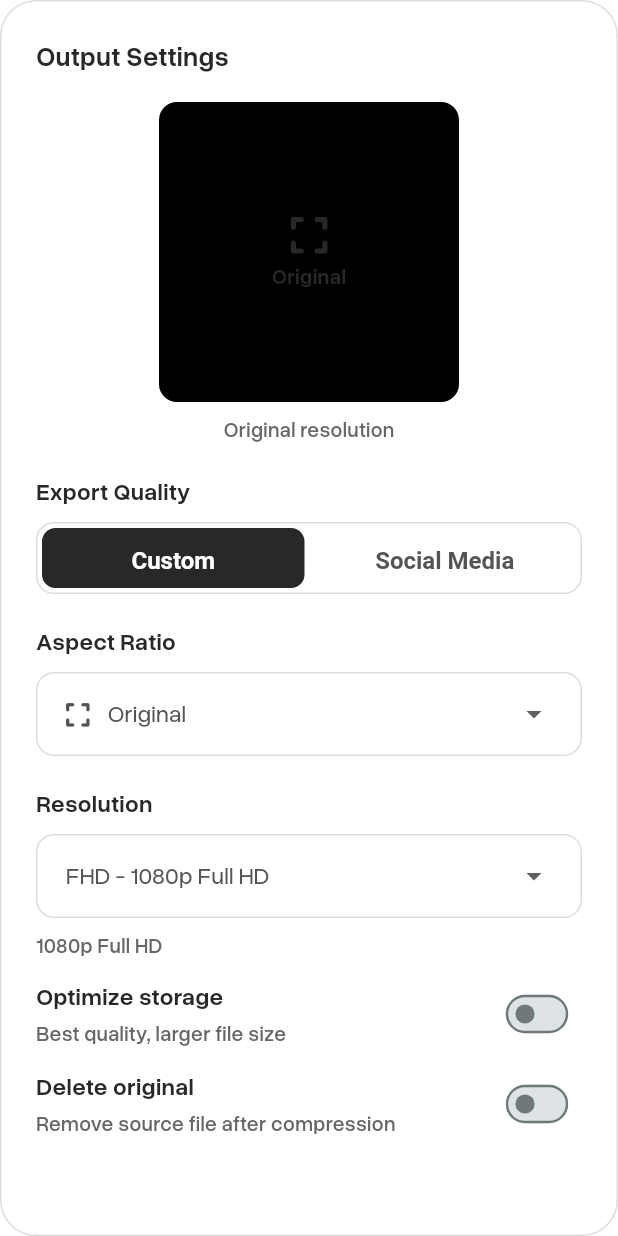
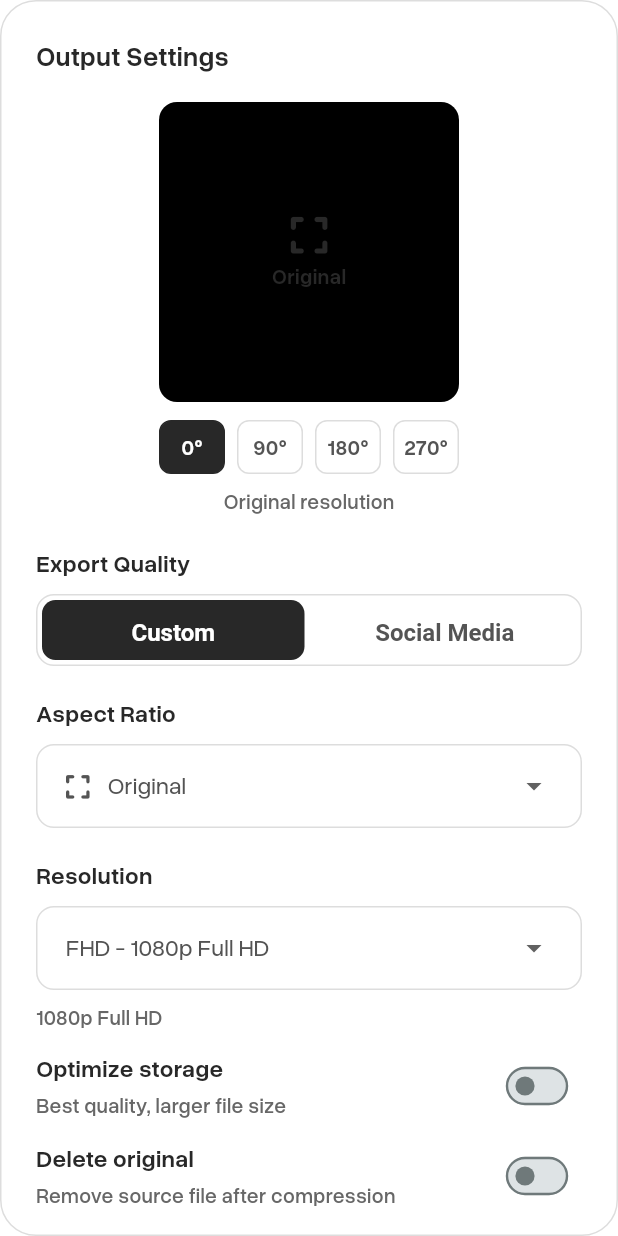
Before and after one commit to tatangdev/flutter-ffmpeg-encoder, a Flutter app: the OutputSettingsCard widget shown alone on an empty page, opened directly with empty values, on a phone screen of 412 x 824 dp. Run offline on Flutter 3.47's test engine with Material 3 defaults, Android fonts, the phone set to English and light mode, and no system bars; our stand-ins replace file_picker, flutter_local_notifications, font_awesome_flutter, permission_handler, sqflite; missing offline and left inert: ffmpeg_kit_flutter_new, flutter_foreground_task; accounts and stored records are empty.

Commit message:
fix: fix video preview ui

```diff
--- a/lib/models/compression_settings.dart
+++ b/lib/models/compression_settings.dart
@@ -51,6 +51,21 @@ enum VideoFit {
   const VideoFit(this.label, this.description);
   final String label;
   final String description;
+}
+
+enum VideoRotation {
+  none(0, '0°', ''),
+  cw90(90, '90°', 'transpose=1'),
+  cw180(180, '180°', 'hflip,vflip'),
+  cw270(270, '270°', 'transpose=2');
+
+  const VideoRotation(this.degrees, this.label, this.ffmpegFilter);
+  final int degrees;
+  final String label;
+  final String ffmpegFilter;
+
+  /// Whether this rotation swaps width and height (90° / 270°).
+  bool get swapsDimensions => this == cw90 || this == cw270;
 }
 
 enum QualityTier {
@@ -185,6 +200,7 @@ class CompressionSettings {
   final QualityTier tier;
   final VideoAspectRatio aspectRatio;
   final VideoFit fit;
+  final VideoRotation rotation;
   final bool deleteOriginal;
 
   const CompressionSettings({
@@ -194,6 +210,7 @@ class CompressionSettings {
     this.tier = QualityTier.best,
     this.aspectRatio = VideoAspectRatio.original,
     this.fit = VideoFit.contain,
+    this.rotation = VideoRotation.none,
     this.deleteOriginal = false,
   });
 
@@ -238,6 +255,7 @@ class CompressionSettings {
       'settings_tier': tier.name,
       'settings_aspect_ratio': aspectRatio.name,
       'settings_fit': fit.name,
+      'settings_rotation': rotation.name,
       'settings_delete_original': deleteOriginal ? 1 : 0,
     };
   }
@@ -250,6 +268,7 @@ class CompressionSettings {
       tier: enumByName(QualityTier.values, map['settings_tier'] as String, QualityTier.best),
       aspectRatio: enumByName(VideoAspectRatio.values, map['settings_aspect_ratio'] as String, VideoAspectRatio.original),
       fit: enumByName(VideoFit.values, map['settings_fit'] as String, VideoFit.contain),
+      rotation: enumByName(VideoRotation.values, map['settings_rotation'] as String? ?? 'none', VideoRotation.none),
       deleteOriginal: (map['settings_delete_original'] as int) == 1,
     );
   }
@@ -261,6 +280,7 @@ class CompressionSettings {
     QualityTier? tier,
     VideoAspectRatio? aspectRatio,
     VideoFit? fit,
+    VideoRotation? rotation,
     bool? deleteOriginal,
   }) {
     return CompressionSettings(
@@ -270,6 +290,7 @@ class CompressionSettings {
       tier: tier ?? this.tier,
       aspectRatio: aspectRatio ?? this.aspectRatio,
       fit: fit ?? this.fit,
+      rotation: rotation ?? this.rotation,
       deleteOriginal: deleteOriginal ?? this.deleteOriginal,
     );
   }
--- a/lib/screens/home_screen.dart
+++ b/lib/screens/home_screen.dart
@@ -313,6 +313,8 @@ class _HomeScreenState extends State<HomeScreen> {
             _summaryRow('Size', _videoInfo?.formattedSize ?? ''),
             _summaryRow('Mode', _settings.exportMode.label),
             _summaryRow('Quality', _settings.tier.label),
+            if (_settings.rotation != VideoRotation.none)
+              _summaryRow('Rotation', _settings.rotation.label),
             _summaryRow('Output', _outputDir ?? ''),
           ],
         ),
--- a/lib/services/compression_service.dart
+++ b/lib/services/compression_service.dart
@@ -18,17 +18,22 @@ class CompressionService {
       '-threads', '0',
     ];
 
+    // Rotation prefix (applied before scale/crop/pad)
+    final rotPrefix = settings.rotation.ffmpegFilter.isNotEmpty
+        ? '${settings.rotation.ffmpegFilter},'
+        : '';
+
     // Video filter chain
     final outW = settings.resolvedWidth;
     final outH = settings.resolvedHeight;
     if (settings.aspectRatio.isOriginal) {
       // Keep original resolution, only force fps
-      args.addAll(['-vf', 'fps=${p.fps}']);
+      args.addAll(['-vf', '${rotPrefix}fps=${p.fps}']);
     } else if (settings.fit == VideoFit.cover) {
       // Fill frame and crop overflow
       args.addAll([
         '-vf',
-        'scale=$outW:$outH:force_original_aspect_ratio=increase,'
+        '${rotPrefix}scale=$outW:$outH:force_original_aspect_ratio=increase,'
             'crop=$outW:$outH,'
             'setsar=1,'
             'fps=${p.fps}',
@@ -37,7 +42,7 @@ class CompressionService {
       // Fit entire video, pad with black bars
       args.addAll([
         '-vf',
-        'scale=$outW:$outH:force_original_aspect_ratio=decrease,'
+        '${rotPrefix}scale=$outW:$outH:force_original_aspect_ratio=decrease,'
             'pad=$outW:$outH:(ow-iw)/2:(oh-ih)/2,'
             'setsar=1,'
             'fps=${p.fps}',
--- a/lib/services/database_service.dart
+++ b/lib/services/database_service.dart
@@ -3,7 +3,7 @@ import 'package:sqflite/sqflite.dart';
 
 class DatabaseService {
   static const _dbName = 'devcoder.db';
-  static const _dbVersion = 3;
+  static const _dbVersion = 4;
   static const _jobsTable = 'compression_jobs';
   static const _draftsTable = 'drafts';
 
@@ -43,6 +43,7 @@ class DatabaseService {
         settings_tier               TEXT NOT NULL,
         settings_aspect_ratio       TEXT NOT NULL,
         settings_fit                TEXT NOT NULL,
+        settings_rotation           TEXT NOT NULL DEFAULT 'none',
         settings_delete_original    INTEGER NOT NULL DEFAULT 0,
 
         result_success              INTEGER,
@@ -65,6 +66,14 @@ class DatabaseService {
     }
     if (oldVersion < 3) {
       await _createJobIndices(db);
+    }
+    if (oldVersion < 4) {
+      await db.execute(
+        "ALTER TABLE $_jobsTable ADD COLUMN settings_rotation TEXT NOT NULL DEFAULT 'none'",
+      );
+      await db.execute(
+        "ALTER TABLE $_draftsTable ADD COLUMN settings_rotation TEXT NOT NULL DEFAULT 'none'",
+      );
     }
   }
 
@@ -99,6 +108,7 @@ class DatabaseService {
         settings_tier               TEXT NOT NULL,
         settings_aspect_ratio       TEXT NOT NULL,
         settings_fit                TEXT NOT NULL,
+        settings_rotation           TEXT NOT NULL DEFAULT 'none',
         settings_delete_original    INTEGER NOT NULL DEFAULT 0
       )
     ''');
--- a/lib/widgets/output_settings_card.dart
+++ b/lib/widgets/output_settings_card.dart
@@ -161,10 +161,13 @@ class OutputSettingsCard extends StatelessWidget {
           _AspectRatioPreview(
             aspectRatio: settings.aspectRatio,
             fit: settings.fit,
+            rotation: settings.rotation,
             thumbnailFile: thumbnailFile,
             videoWidth: videoWidth,
             videoHeight: videoHeight,
           ),
+          const SizedBox(height: 12),
+          _buildRotationSelector(),
           const SizedBox(height: 8),
           Text(
             settings.aspectRatio.isOriginal
@@ -176,6 +179,44 @@ class OutputSettingsCard extends StatelessWidget {
           ),
         ],
       ),
+    );
+  }
+
+  Widget _buildRotationSelector() {
+    return Row(
+      mainAxisAlignment: MainAxisAlignment.center,
+      children: VideoRotation.values.map((r) {
+        final isSelected = settings.rotation == r;
+        return Padding(
+          padding: const EdgeInsets.symmetric(horizontal: 4),
+          child: GestureDetector(
+            onTap: () => onChanged(settings.copyWith(rotation: r)),
+            child: AnimatedContainer(
+              duration: const Duration(milliseconds: 200),
+              width: 44,
+              height: 36,
+              decoration: BoxDecoration(
+                color: isSelected ? AppColors.accent : Colors.transparent,
+                borderRadius: BorderRadius.circular(8),
+                border: Border.all(
+                  color: isSelected
+                      ? AppColors.accent
+                      : AppColors.borderSecondary,
+                ),
+              ),
+              child: Center(
+                child: Text(
+                  r.label,
+                  style: AppTextStyles.textSmSemibold.copyWith(
+                    color:
+                        isSelected ? Colors.white : AppColors.textSecondary,
+                  ),
+                ),
+              ),
+            ),
+          ),
+        );
+      }).toList(),
     );
   }
 
@@ -345,6 +386,7 @@ class OutputSettingsCard extends StatelessWidget {
 class _AspectRatioPreview extends StatelessWidget {
   final VideoAspectRatio aspectRatio;
   final VideoFit fit;
+  final VideoRotation rotation;
   final File? thumbnailFile;
   final int? videoWidth;
   final int? videoHeight;
@@ -357,6 +399,7 @@ class _AspectRatioPreview extends StatelessWidget {
   const _AspectRatioPreview({
     required this.aspectRatio,
     required this.fit,
+    required this.rotation,
     this.thumbnailFile,
     this.videoWidth,
     this.videoHeight,
@@ -367,8 +410,15 @@ class _AspectRatioPreview extends StatelessWidget {
           ? videoWidth! / videoHeight!
           : null;
 
+  /// Video ratio after applying rotation (swaps for 90°/270°).
+  double? get _effectiveVideoRatio {
+    final vr = _videoRatio;
+    if (vr == null) return null;
+    return rotation.swapsDimensions ? 1.0 / vr : vr;
+  }
+
   double get _displayRatio => aspectRatio.isOriginal
-      ? (_videoRatio ?? 1.0)
+      ? (_effectiveVideoRatio ?? 1.0)
       : aspectRatio.width / aspectRatio.height;
 
   bool get _isCover => fit == VideoFit.cover || aspectRatio.isOriginal;
@@ -389,15 +439,15 @@ class _AspectRatioPreview extends StatelessWidget {
     final ratio = _displayRatio;
     final (frameW, frameH) = _fitInBounds(ratio, _maxW, _maxH);
 
-    // In contain mode, shrink the inner box to the video's proportions
-    // within the frame so it fits without cropping (black bars on 2 sides).
+    // In contain mode, shrink the inner box to the rotated video's
+    // proportions so it fits without cropping (black bars on 2 sides).
     var (innerW, innerH) = (frameW, frameH);
-    final vr = _videoRatio;
-    if (!_isCover && vr != null && (vr - ratio).abs() >= 0.01) {
-      if (vr > ratio) {
-        innerH = frameW / vr;
+    final evr = _effectiveVideoRatio;
+    if (!_isCover && evr != null && (evr - ratio).abs() >= 0.01) {
+      if (evr > ratio) {
+        innerH = frameW / evr;
       } else {
-        innerW = frameH * vr;
+        innerW = frameH * evr;
       }
     }
 
@@ -412,19 +462,22 @@ class _AspectRatioPreview extends StatelessWidget {
       ),
       clipBehavior: Clip.antiAlias,
       child: thumbnailFile != null
-          ? Center(
-              child: AnimatedContainer(
+          ? OverflowBox(
+              maxWidth: double.infinity,
+              maxHeight: double.infinity,
+              child: AnimatedRotation(
+                turns: rotation.degrees / 360.0,
                 duration: _animDuration,
                 curve: _animCurve,
-                width: innerW,
-                height: innerH,
-                decoration: const BoxDecoration(),
-                clipBehavior: Clip.antiAlias,
-                child: Image.file(
-                  thumbnailFile!,
-                  width: double.infinity,
-                  height: double.infinity,
-                  fit: BoxFit.cover,
+                child: AnimatedContainer(
+                  duration: _animDuration,
+                  curve: _animCurve,
+                  width: rotation.swapsDimensions ? innerH : innerW,
+                  height: rotation.swapsDimensions ? innerW : innerH,
+                  child: Image.file(
+                    thumbnailFile!,
+                    fit: BoxFit.cover,
+                  ),
                 ),
               ),
             )
```
